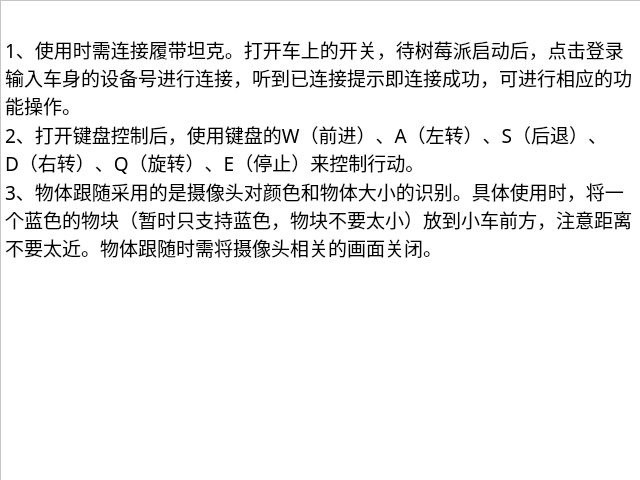
The window that ui/tankStructionDialog.ui (Asan96/Car) describes before a commit, drawn with Qt 5.
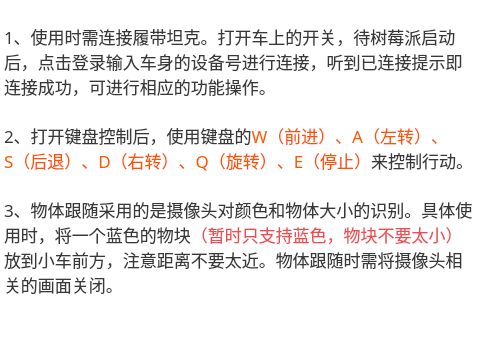
The same window after the commit.

```diff
--- a/ui/tankStructionDialog.ui
+++ b/ui/tankStructionDialog.ui
@@ -6,42 +6,71 @@
    <rect>
     <x>0</x>
     <y>0</y>
-    <width>640</width>
-    <height>480</height>
+    <width>480</width>
+    <height>360</height>
    </rect>
   </property>
+  <property name="minimumSize">
+   <size>
+    <width>480</width>
+    <height>360</height>
+   </size>
+  </property>
+  <property name="maximumSize">
+   <size>
+    <width>480</width>
+    <height>360</height>
+   </size>
+  </property>
   <property name="windowTitle">
    <string>人工智能履带坦克使用说明</string>
   </property>
   <property name="styleSheet">
-   <string notr="true">background-color:white;padding-top:30px;</string>
+   <string notr="true">background-color:white;padding-top:20px;font-family:'微软雅黑';</string>
   </property>
   <widget class="QTextBrowser" name="textBrowser">
    <property name="geometry">
     <rect>
      <x>0</x>
      <y>0</y>
-     <width>641</width>
-     <height>481</height>
+     <width>480</width>
+     <height>360</height>
     </rect>
    </property>
+   <property name="minimumSize">
+    <size>
+     <width>480</width>
+     <height>360</height>
+    </size>
+   </property>
+   <property name="maximumSize">
+    <size>
+     <width>480</width>
+     <height>360</height>
+    </size>
+   </property>
    <property name="font">
     <font>
      <family>微软雅黑</family>
-     <pointsize>-1</pointsize>
+     <pointsize>12</pointsize>
     </font>
    </property>
+   <property name="autoFillBackground">
+    <bool>false</bool>
+   </property>
    <property name="styleSheet">
-    <string notr="true">font-family:'微软雅黑';font-size:16px;</string>
+    <string notr="true">border:0px;background-color:#rgb(245, 247, 237);</string>
    </property>
    <property name="html">
     <string>&lt;!DOCTYPE HTML PUBLIC &quot;-//W3C//DTD HTML 4.0//EN&quot; &quot;http://www.w3.org/TR/REC-html40/strict.dtd&quot;&gt;
 &lt;html&gt;&lt;head&gt;&lt;meta name=&quot;qrichtext&quot; content=&quot;1&quot; /&gt;&lt;style type=&quot;text/css&quot;&gt;
 p, li { white-space: pre-wrap; }
-&lt;/style&gt;&lt;/head&gt;&lt;body style=&quot; font-family:'微软雅黑'; font-size:16px; font-weight:400; font-style:normal;&quot;&gt;
-&lt;p style=&quot; margin-top:0px; margin-bottom:0px; margin-left:0px; margin-right:0px; -qt-block-indent:0; text-indent:0px;&quot;&gt;&lt;span style=&quot; font-family:'SimSun'; font-size:14pt;&quot;&gt;1、使用时需连接履带坦克。打开车上的开关，待树莓派启动后，点击登录输入车身的设备号进行连接，听到已连接提示即连接成功，可进行相应的功能操作。&lt;/span&gt;&lt;/p&gt;
-&lt;p style=&quot; margin-top:0px; margin-bottom:0px; margin-left:0px; margin-right:0px; -qt-block-indent:0; text-indent:0px;&quot;&gt;&lt;span style=&quot; font-family:'SimSun'; font-size:14pt;&quot;&gt;2、打开键盘控制后，使用键盘的W（前进）、A（左转）、S（后退）、D（右转）、Q（旋转）、E（停止）来控制行动。&lt;/span&gt;&lt;/p&gt;
-&lt;p style=&quot; margin-top:0px; margin-bottom:0px; margin-left:0px; margin-right:0px; -qt-block-indent:0; text-indent:0px;&quot;&gt;&lt;span style=&quot; font-family:'SimSun'; font-size:14pt;&quot;&gt;3、物体跟随采用的是摄像头对颜色和物体大小的识别。具体使用时，将一个蓝色的物块（暂时只支持蓝色，物块不要太小）放到小车前方，注意距离不要太近。物体跟随时需将摄像头相关的画面关闭。&lt;/span&gt;&lt;/p&gt;&lt;/body&gt;&lt;/html&gt;</string>
+&lt;/style&gt;&lt;/head&gt;&lt;body style=&quot; font-family:'微软雅黑'; font-size:12pt; font-weight:400; font-style:normal;&quot;&gt;
+&lt;p style=&quot; margin-top:0px; margin-bottom:0px; margin-left:0px; margin-right:0px; -qt-block-indent:0; text-indent:0px;&quot;&gt;&lt;span style=&quot; font-size:13pt; color:#383838;&quot;&gt;1、使用时需连接履带坦克。打开车上的开关，待树莓派启动后，点击登录输入车身的设备号进行连接，听到已连接提示即连接成功，可进行相应的功能操作。&lt;/span&gt;&lt;/p&gt;
+&lt;p style=&quot;-qt-paragraph-type:empty; margin-top:0px; margin-bottom:0px; margin-left:0px; margin-right:0px; -qt-block-indent:0; text-indent:0px; font-family:'SimSun'; font-size:13pt; color:#383838;&quot;&gt;&lt;br /&gt;&lt;/p&gt;
+&lt;p style=&quot; margin-top:0px; margin-bottom:0px; margin-left:0px; margin-right:0px; -qt-block-indent:0; text-indent:0px;&quot;&gt;&lt;span style=&quot; font-size:13pt; color:#383838;&quot;&gt;2、打开键盘控制后，使用键盘的&lt;/span&gt;&lt;span style=&quot; font-size:13pt; color:#ff5500;&quot;&gt;W（前进）、A（左转）、S（后退）、D（右转）、Q（旋转）、E（停止）&lt;/span&gt;&lt;span style=&quot; font-size:13pt; color:#383838;&quot;&gt;来控制行动。&lt;/span&gt;&lt;/p&gt;
+&lt;p style=&quot;-qt-paragraph-type:empty; margin-top:0px; margin-bottom:0px; margin-left:0px; margin-right:0px; -qt-block-indent:0; text-indent:0px; font-family:'SimSun'; font-size:13pt; color:#383838;&quot;&gt;&lt;br /&gt;&lt;/p&gt;
+&lt;p style=&quot; margin-top:0px; margin-bottom:0px; margin-left:0px; margin-right:0px; -qt-block-indent:0; text-indent:0px;&quot;&gt;&lt;span style=&quot; font-size:13pt; color:#383838;&quot;&gt;3、物体跟随采用的是摄像头对颜色和物体大小的识别。具体使用时，将一个蓝色的物块&lt;/span&gt;&lt;span style=&quot; font-size:13pt; color:#ee4c4f;&quot;&gt;（暂时只支持蓝色，物块不要太小）&lt;/span&gt;&lt;span style=&quot; font-size:13pt; color:#383838;&quot;&gt;放到小车前方，注意距离不要太近。物体跟随时需将摄像头相关的画面关闭。&lt;/span&gt;&lt;/p&gt;&lt;/body&gt;&lt;/html&gt;</string>
    </property>
   </widget>
  </widget>
```
